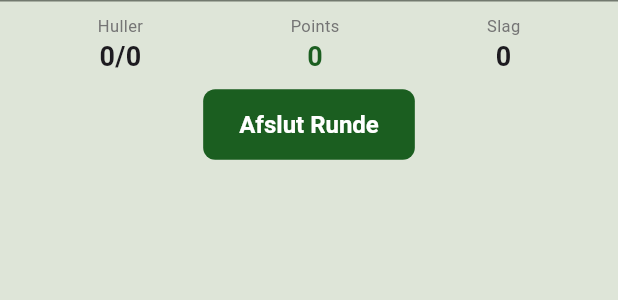
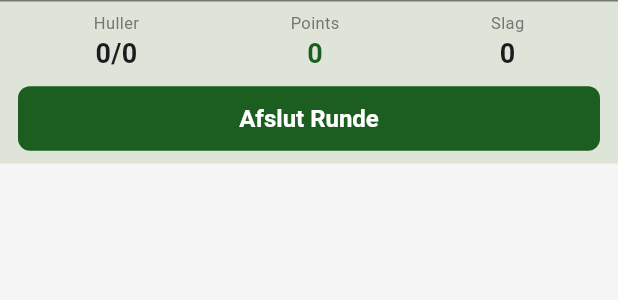
Before and after one commit to Dansk-Golf-Union/dgu-scorekort, a Flutter app: the _ScoreSummary widget shown alone on an empty page, opened directly with empty values, on a phone screen of 412 x 824 dp. Shown: the top 300 px of the screen. Run offline on Flutter 3.47's test engine with Material 3 defaults, Android fonts, the phone set to English and light mode, and no system bars; our stand-ins replace google_fonts, shared_preferences, signature; accounts and stored records are empty.

Commit message:
Fix: Make 'Afslut Runde' button visible on mobile
- Reduce padding in _ScoreSummary (16/8 -> 12/6)
- Reduce spacing between elements (4/8 -> 2/6)
- Add SafeArea to ensure button not hidden by system UI
- Set mainAxisSize: min to Column
- Make button full width for better visibility
- Reduce button padding (vertical: 12)
- Applies to both Plus/Minus and Hurtig scorecards

```diff
--- a/lib/screens/scorecard_keypad_screen.dart
+++ b/lib/screens/scorecard_keypad_screen.dart
@@ -613,7 +613,7 @@ class _ScoreSummary extends StatelessWidget {
   @override
   Widget build(BuildContext context) {
     return Container(
-      padding: const EdgeInsets.symmetric(horizontal: 16, vertical: 8),
+      padding: const EdgeInsets.symmetric(horizontal: 12, vertical: 6),
       decoration: BoxDecoration(
         color: Theme.of(context).colorScheme.surfaceVariant,
         border: Border(
@@ -622,7 +622,10 @@ class _ScoreSummary extends StatelessWidget {
           ),
         ),
       ),
+      child: SafeArea(
+        top: false,
         child: Column(
+          mainAxisSize: MainAxisSize.min,
           children: [
             Row(
               mainAxisAlignment: MainAxisAlignment.spaceAround,
@@ -643,7 +646,7 @@ class _ScoreSummary extends StatelessWidget {
               ],
             ),
             if (scorecard.holeScores.length == 18) ...[
-            const SizedBox(height: 4),
+              const SizedBox(height: 2),
               Row(
                 mainAxisAlignment: MainAxisAlignment.spaceAround,
                 children: [
@@ -661,8 +664,10 @@ class _ScoreSummary extends StatelessWidget {
               ),
             ],
             if (scorecard.isComplete) ...[
-            const SizedBox(height: 8),
-            FilledButton(
+              const SizedBox(height: 6),
+              SizedBox(
+                width: double.infinity,
+                child: FilledButton(
                   onPressed: () {
                     context.read<ScorecardProvider>().finishRound();
                     Navigator.push(
@@ -672,10 +677,15 @@ class _ScoreSummary extends StatelessWidget {
                       ),
                     );
                   },
+                  style: FilledButton.styleFrom(
+                    padding: const EdgeInsets.symmetric(vertical: 12),
+                  ),
                   child: const Text('Afslut Runde'),
+                ),
               ),
             ],
           ],
+        ),
       ),
     );
   }
```
Also changed, not shown: lib/screens/scorecard_screen.dart (+16 -5 lines). Lines whose indentation alone changed are shown as unchanged.
